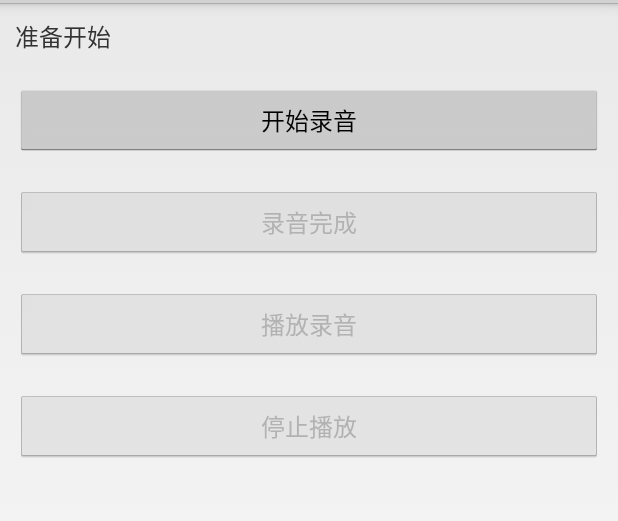
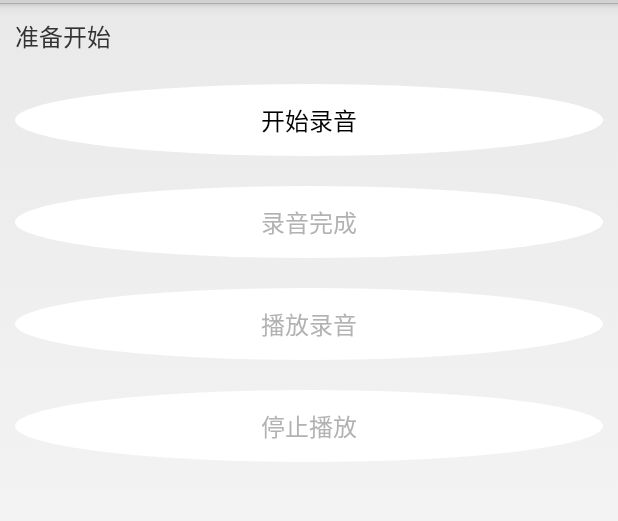
Before and after one commit to ldm520/ANDROID_MULTIMEDIA_DEMO, an Android app: the AudioRecordActivity screen opened directly, with no data from a screen before it, on a phone screen of 412 x 824 dp, the part 69-590 px from its top. Run offline under Robolectric (Android 15) with nearby library versions, the phone set to English and light mode, and no system bars.

Commit message:
按钮添加简单地Material Design风格

```diff
--- a/app/build.gradle
+++ b/app/build.gradle
@@ -26,4 +26,5 @@ dependencies {
     })
     testCompile 'junit:junit:4.12'
     compile 'com.android.support:support-v4:23.2.1'
+    compile 'com.android.support:design:22.2.1'
 }
--- /dev/null
+++ b/app/src/main/res/drawable/btn_oval_bg.xml
@@ -0,0 +1,14 @@
+<!--?xml version="1.0" encoding="utf-8"?-->
+<ripple xmlns:android="http://schemas.android.com/apk/res/android"
+        android:color="#198542">   <!-- 点击按钮时颜色-->
+
+    <item>
+        <shape android:shape="oval"><!--形状是椭圆形-->
+            <solid android:color="@android:color/white"><!--正常状态时颜色-->
+                <corners android:radius="10dp">
+                </corners>
+            </solid>
+        </shape>
+    </item>
+
+</ripple>
--- a/app/src/main/res/layout/activity_audio.xml
+++ b/app/src/main/res/layout/activity_audio.xml
@@ -10,6 +10,7 @@
             android:layout_width="match_parent"
             android:layout_height="wrap_content"
             android:layout_margin="10dp"
+            android:background="@drawable/btn_oval_bg"
             android:textSize="16sp"
             android:text="AudioManager实现音量控制"
             />
@@ -20,6 +21,7 @@
             android:layout_height="wrap_content"
             android:layout_margin="10dp"
             android:textSize="16sp"
+            android:background="@drawable/btn_oval_bg"
             android:text="MediaRecord录音及播放"
             />
 
@@ -29,6 +31,7 @@
             android:layout_height="wrap_content"
             android:layout_margin="10dp"
             android:textSize="16sp"
+            android:background="@drawable/btn_oval_bg"
             android:text="AudioRecord录音"
             />
 </LinearLayout>
--- a/app/src/main/res/layout/activity_audiomanager.xml
+++ b/app/src/main/res/layout/activity_audiomanager.xml
@@ -24,6 +24,7 @@
             android:layout_width="match_parent"
             android:layout_height="wrap_content"
             android:layout_margin="10dp"
+            android:background="@drawable/btn_oval_bg"
             android:textSize="16sp"
             android:text="调高声音"
             />
@@ -34,6 +35,7 @@
             android:layout_height="wrap_content"
             android:layout_margin="10dp"
             android:textSize="16sp"
+            android:background="@drawable/btn_oval_bg"
             android:text="调低声音"
             />
 
@@ -44,5 +46,6 @@
             android:layout_margin="10dp"
             android:textSize="16sp"
             android:text="设置静音"
+            android:background="@drawable/btn_oval_bg"
             />
 </LinearLayout>
--- a/app/src/main/res/layout/activity_audiorecord.xml
+++ b/app/src/main/res/layout/activity_audiorecord.xml
@@ -18,6 +18,7 @@
             android:layout_width="match_parent"
             android:layout_height="wrap_content"
             android:layout_margin="10dp"
+            android:background="@drawable/btn_oval_bg"
             android:textSize="16sp"
             android:text="开始录音"
             />
@@ -27,6 +28,7 @@
             android:layout_width="match_parent"
             android:layout_height="wrap_content"
             android:layout_margin="10dp"
+            android:background="@drawable/btn_oval_bg"
             android:textSize="16sp"
             android:text="录音完成"
             />
@@ -38,6 +40,7 @@
             android:layout_margin="10dp"
             android:textSize="16sp"
             android:text="播放录音"
+            android:background="@drawable/btn_oval_bg"
             />
 
     <Button
@@ -46,13 +49,8 @@
             android:layout_height="wrap_content"
             android:layout_margin="10dp"
             android:textSize="16sp"
+            android:background="@drawable/btn_oval_bg"
             android:text="播放完成"
             />
 
-    <ImageView
-            android:id="@+id/photo_iv"
-            android:layout_width="150dp"
-            android:layout_height="150dp"
-            android:scaleType="fitXY"
-            android:layout_margin="10dp"/>
 </LinearLayout>
--- a/app/src/main/res/layout/activity_main.xml
+++ b/app/src/main/res/layout/activity_main.xml
@@ -12,6 +12,7 @@
             android:layout_margin="10dp"
             android:textSize="16sp"
             android:text="图片部分"
+            android:background="@drawable/btn_oval_bg"
             />
 
     <Button
@@ -20,6 +21,7 @@
             android:layout_height="wrap_content"
             android:layout_margin="10dp"
             android:textSize="16sp"
+            android:background="@drawable/btn_oval_bg"
             android:text="音频部分"
             />
 
@@ -29,6 +31,7 @@
             android:layout_height="wrap_content"
             android:layout_margin="10dp"
             android:textSize="16sp"
+            android:background="@drawable/btn_oval_bg"
             android:text="视频部分"
             />
 
@@ -37,6 +40,7 @@
             android:layout_width="match_parent"
             android:layout_height="wrap_content"
             android:layout_margin="10dp"
+            android:background="@drawable/btn_oval_bg"
             android:textSize="16sp"
             android:text="其它部分"
             />
--- a/app/src/main/res/layout/activity_mediamuxer.xml
+++ b/app/src/main/res/layout/activity_mediamuxer.xml
@@ -10,23 +10,27 @@
             android:id="@+id/exactor"
             android:layout_width="match_parent"
             android:layout_height="wrap_content"
+            android:background="@drawable/btn_oval_bg"
             android:text="分离"/>
 
     <Button
             android:id="@+id/muxer"
             android:layout_width="match_parent"
             android:layout_height="wrap_content"
+            android:background="@drawable/btn_oval_bg"
             android:text="分离视频"/>
 
     <Button
             android:id="@+id/muxer_audio"
             android:layout_width="match_parent"
             android:layout_height="wrap_content"
+            android:background="@drawable/btn_oval_bg"
             android:text="分离音频"/>
 
     <Button
             android:id="@+id/combine_video"
             android:layout_height="wrap_content"
+            android:background="@drawable/btn_oval_bg"
             android:layout_width="match_parent"
             android:text="合成视频"/>
 
--- a/app/src/main/res/layout/activity_mediaplayer.xml
+++ b/app/src/main/res/layout/activity_mediaplayer.xml
@@ -22,6 +22,7 @@
         <Button
                 android:id="@+id/btn_play"
                 android:text="开始"
+                android:background="@drawable/btn_rect_bg"
                 android:layout_width="wrap_content"
                 android:layout_height="wrap_content"/>
 
@@ -29,23 +30,27 @@
                 android:id="@+id/btn_pause"
                 android:text="暂停"
                 android:layout_width="wrap_content"
+                android:background="@drawable/btn_rect_bg"
                 android:layout_height="wrap_content"/>
 
         <Button
                 android:id="@+id/btn_stop"
                 android:text="停止"
+                android:background="@drawable/btn_rect_bg"
                 android:layout_width="wrap_content"
                 android:layout_height="wrap_content"/>
 
         <Button
                 android:id="@+id/btn_low"
                 android:text="调低音量"
+                android:background="@drawable/btn_rect_bg"
                 android:layout_width="wrap_content"
                 android:layout_height="wrap_content"/>
 
         <Button
                 android:id="@+id/btn_hight"
                 android:text="调高音量"
+                android:background="@drawable/btn_rect_bg"
                 android:layout_width="wrap_content"
                 android:layout_height="wrap_content"/>
     </LinearLayout>
--- a/app/src/main/res/layout/activity_mediarecorder.xml
+++ b/app/src/main/res/layout/activity_mediarecorder.xml
@@ -11,6 +11,8 @@
             android:layout_height="wrap_content"
             android:text="开始录音"
             android:textSize="16sp"
+            android:layout_marginTop="15dp"
+            android:background="@drawable/btn_oval_bg"
             />
 
     <ListView
--- a/app/src/main/res/layout/activity_other.xml
+++ b/app/src/main/res/layout/activity_other.xml
@@ -10,6 +10,7 @@
             android:layout_width="match_parent"
             android:layout_height="wrap_content"
             android:layout_margin="10dp"
+            android:background="@drawable/btn_oval_bg"
             android:textSize="16sp"
             android:text="视频分离和合成"
             />
@@ -17,6 +18,7 @@
 
     <Button
             android:id="@+id/btn_more"
+            android:background="@drawable/btn_oval_bg"
             android:layout_width="match_parent"
             android:layout_height="wrap_content"
             android:layout_margin="10dp"
--- a/app/src/main/res/layout/activity_video.xml
+++ b/app/src/main/res/layout/activity_video.xml
@@ -12,6 +12,7 @@
             android:layout_margin="10dp"
             android:textSize="16sp"
             android:text="手机自带播放器"
+            android:background="@drawable/btn_oval_bg"
             />
 
     <Button
@@ -20,6 +21,7 @@
             android:layout_height="wrap_content"
             android:layout_margin="10dp"
             android:textSize="16sp"
+            android:background="@drawable/btn_oval_bg"
             android:text="VideoView播放视频"
             />
 
@@ -29,6 +31,7 @@
             android:layout_height="wrap_content"
             android:layout_margin="10dp"
             android:textSize="16sp"
+            android:background="@drawable/btn_oval_bg"
             android:text="MediaPlayer播放视频"
             />
 
@@ -38,6 +41,7 @@
             android:layout_height="wrap_content"
             android:layout_margin="10dp"
             android:textSize="16sp"
+            android:background="@drawable/btn_oval_bg"
             android:text="视频录制"
             />
 </LinearLayout>
--- a/app/src/main/res/layout/activity_video_recorder.xml
+++ b/app/src/main/res/layout/activity_video_recorder.xml
@@ -15,6 +15,7 @@
             android:layout_width="wrap_content"
             android:layout_height="55dip"
             android:layout_gravity="center"
+            android:background="@drawable/btn_rect_bg"
             android:text="开始"
             />
 
```
Also changed, not shown: app/src/main/res/drawable/btn_rect_bg.xml (added, +14 -0 lines).
